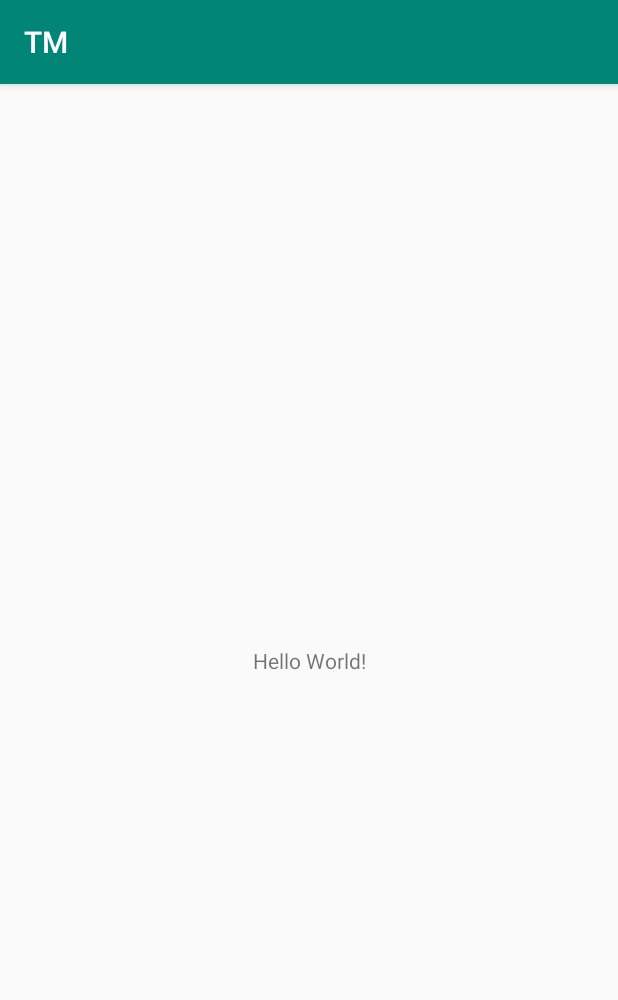
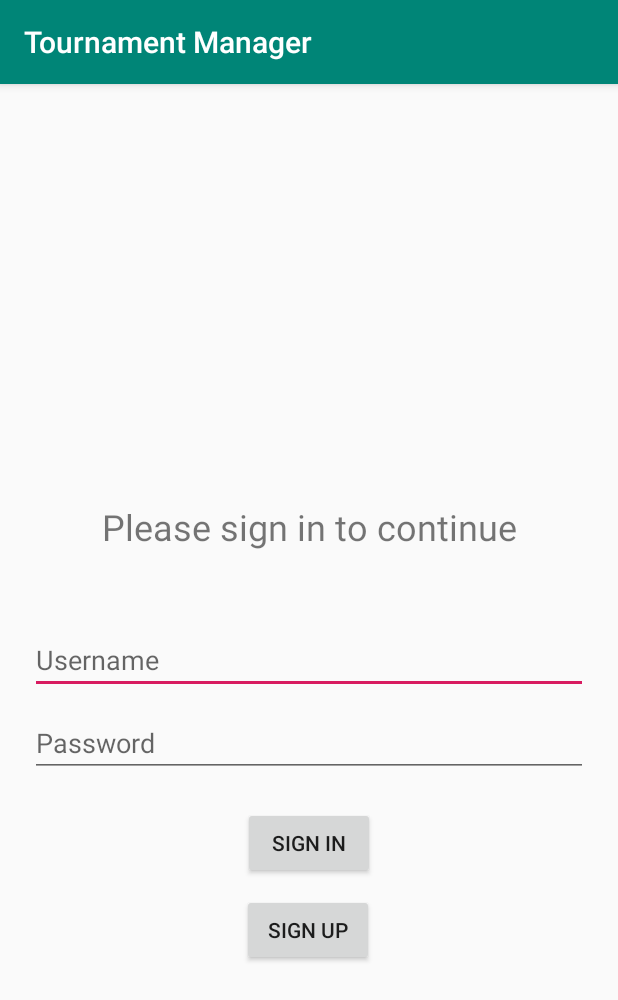
Before and after one commit to jonthorsteins/TM_app, an Android app: the screen it shows after launch (MainActivity), on a phone screen of 412 x 824 dp. Shown: the top 1000 px of the screen. Run offline under Robolectric (Android 15) with nearby library versions, the phone set to English and light mode, and no system bars.

Commit message:
Komið basic útlit og virkni á sign in activity.

```diff
--- a/app/build.gradle
+++ b/app/build.gradle
@@ -25,4 +25,5 @@ dependencies {
     testImplementation 'junit:junit:4.12'
     androidTestImplementation 'com.android.support.test:runner:1.0.2'
     androidTestImplementation 'com.android.support.test.espresso:espresso-core:3.0.2'
+    implementation 'com.android.support:design:28.0.0'
 }
--- a/app/src/main/res/layout/activity_main.xml
+++ b/app/src/main/res/layout/activity_main.xml
@@ -7,12 +7,69 @@
     tools:context=".ui.MainActivity">
 
     <TextView
+        android:id="@+id/textView2"
         android:layout_width="wrap_content"
         android:layout_height="wrap_content"
-        android:text="Hello World!"
+        android:layout_marginBottom="50dp"
+        android:text="@string/intro_text"
+        android:textSize="24sp"
+        app:layout_constraintBottom_toTopOf="@+id/username_textField"
+        app:layout_constraintLeft_toLeftOf="parent"
+        app:layout_constraintRight_toRightOf="parent" />
+
+    <EditText
+        android:id="@+id/username_textField"
+        android:layout_width="fill_parent"
+        android:layout_height="wrap_content"
+        android:layout_marginStart="20dp"
+        android:layout_marginTop="8dp"
+        android:layout_marginEnd="20dp"
+        android:layout_marginBottom="8dp"
+        android:hint="@string/username_hint"
+        android:autofillHints="username"
+        tools:targetApi="o"
+        android:inputType="text"
         app:layout_constraintBottom_toBottomOf="parent"
-        app:layout_constraintLeft_toLeftOf="parent"
-        app:layout_constraintRight_toRightOf="parent"
+        app:layout_constraintEnd_toEndOf="parent"
+        app:layout_constraintHorizontal_bias="1.0"
+        app:layout_constraintStart_toStartOf="parent"
         app:layout_constraintTop_toTopOf="parent" />
 
+    <EditText
+        android:id="@+id/password_textField"
+        android:layout_width="fill_parent"
+        android:layout_height="wrap_content"
+        android:layout_marginStart="20dp"
+        android:layout_marginTop="10dp"
+        android:layout_marginEnd="20dp"
+        android:hint="@string/password_hint"
+        android:autofillHints="password"
+        tools:targetApi="o"
+        android:inputType="textPassword"
+        app:layout_constraintEnd_toEndOf="parent"
+        app:layout_constraintStart_toStartOf="parent"
+        app:layout_constraintTop_toBottomOf="@+id/username_textField" />
+
+
+    <Button
+        android:id="@+id/signIn_button"
+        android:layout_width="wrap_content"
+        android:layout_height="wrap_content"
+        android:layout_marginTop="20dp"
+        android:text="@string/signIn_button"
+        app:layout_constraintEnd_toEndOf="parent"
+        app:layout_constraintStart_toStartOf="parent"
+        app:layout_constraintTop_toBottomOf="@+id/password_textField" />
+
+    <Button
+        android:id="@+id/signUp_button"
+        android:layout_width="wrap_content"
+        android:layout_height="wrap_content"
+        android:layout_marginTop="10dp"
+        android:text="@string/signUp_button"
+        app:layout_constraintEnd_toEndOf="parent"
+        app:layout_constraintHorizontal_bias="0.498"
+        app:layout_constraintStart_toStartOf="parent"
+        app:layout_constraintTop_toBottomOf="@+id/signIn_button" />
+
 </android.support.constraint.ConstraintLayout>
--- a/app/src/main/res/values/strings.xml
+++ b/app/src/main/res/values/strings.xml
@@ -1,3 +1,9 @@
 <resources>
-    <string name="app_name">TM</string>
+    <string name="app_name">Tournament Manager</string>
+    <string name="signIn_button">Sign In</string>
+    <string name="signUp_button">Sign Up</string>
+    <string name="username_hint">Username</string>
+    <string name="password_hint">Password</string>
+    <string name="intro_text">Please sign in to continue</string>
+    <string name="login_failed">Login failed.</string>
 </resources>
```
Also changed, not shown: app/src/main/java/hi/is/tournamentmanager/tm/ui/MainActivity.java (+39 -0 lines), app/src/main/java/hi/is/tournamentmanager/tm/ui/ViewAllTournamentsActivity.java (+14 -0 lines), app/src/main/res/layout/activity_view_all_tournaments.xml (+9 -0 lines), app/src/main/res/layout/custom_toast.xml (added, +25 -0 lines).
